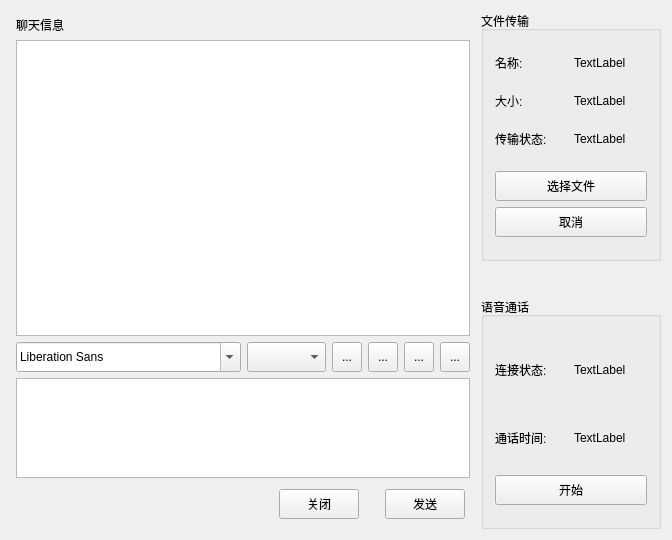
Old version of the form chatwindow.ui in the repository rayfung/tux-im-client.
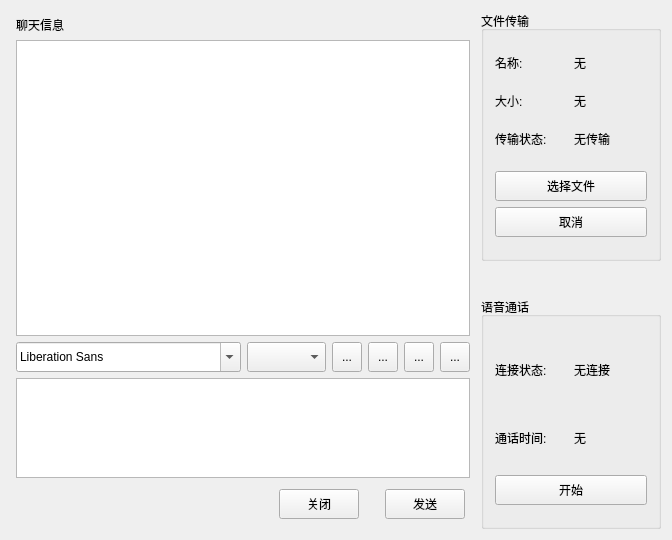
New version of the form. Icons and pictures are not drawn.

Diff of the .ui file:
```diff
--- a/chatwindow.ui
+++ b/chatwindow.ui
@@ -311,7 +311,7 @@
                <item>
                 <widget class="QLabel" name="labelFileName">
                  <property name="text">
-                  <string>TextLabel</string>
+                  <string>无</string>
                  </property>
                 </widget>
                </item>
@@ -329,7 +329,7 @@
                <item>
                 <widget class="QLabel" name="labelFileSize">
                  <property name="text">
-                  <string>TextLabel</string>
+                  <string>无</string>
                  </property>
                 </widget>
                </item>
@@ -347,7 +347,7 @@
                <item>
                 <widget class="QLabel" name="labelFileState">
                  <property name="text">
-                  <string>TextLabel</string>
+                  <string>无传输</string>
                  </property>
                 </widget>
                </item>
@@ -447,7 +447,7 @@
              <item>
               <widget class="QLabel" name="labelAudioState">
                <property name="text">
-                <string>TextLabel</string>
+                <string>无连接</string>
                </property>
               </widget>
              </item>
@@ -465,7 +465,7 @@
              <item>
               <widget class="QLabel" name="labelAudioTime">
                <property name="text">
-                <string>TextLabel</string>
+                <string>无</string>
                </property>
               </widget>
              </item>
```
